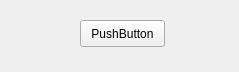
Before: the Qt Designer form forms/modulelistwidget.ui in mfoo/sched, drawn with Qt 5.
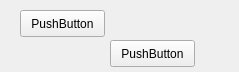
After: the same form once the commit is applied.

Commit message: Implemented custom widget views for the module and project lists. Updated TODO.

Patch:
```diff
--- a/forms/modulelistwidget.ui
+++ b/forms/modulelistwidget.ui
@@ -16,8 +16,21 @@
   <widget class="QPushButton" name="pushButton">
    <property name="geometry">
     <rect>
-     <x>80</x>
-     <y>20</y>
+     <x>20</x>
+     <y>10</y>
+     <width>85</width>
+     <height>27</height>
+    </rect>
+   </property>
+   <property name="text">
+    <string>PushButton</string>
+   </property>
+  </widget>
+  <widget class="QPushButton" name="pushButton_2">
+   <property name="geometry">
+    <rect>
+     <x>110</x>
+     <y>40</y>
      <width>85</width>
      <height>27</height>
     </rect>
```
The commit also changes 5 other files.
